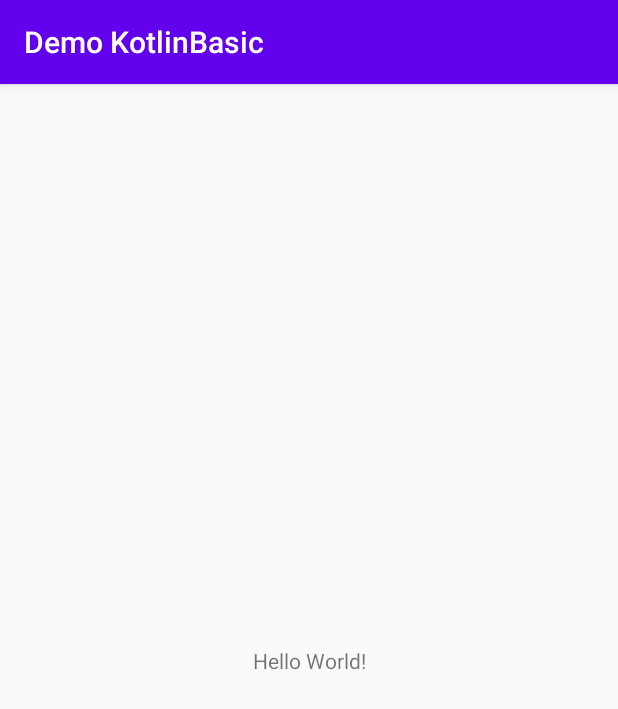
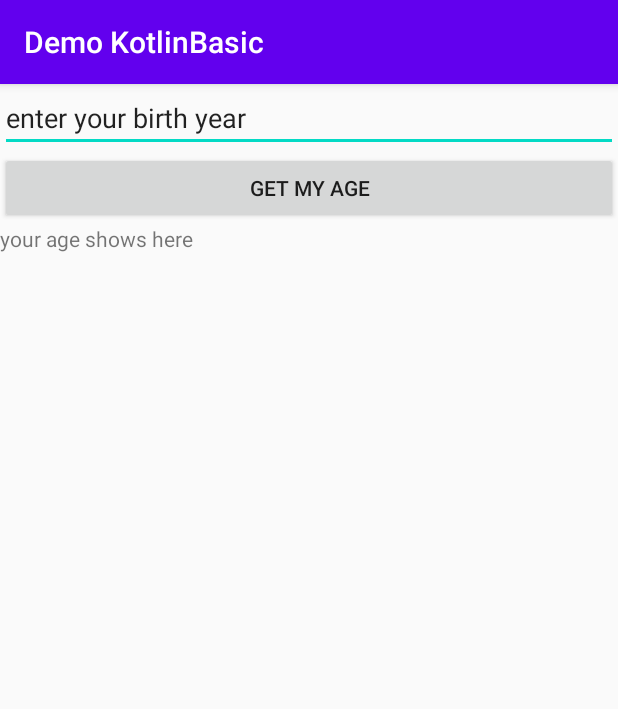
Before and after one commit to cheerful4ever/DemoKotlinBasic, an Android app: the screen it shows after launch (MainActivity), on a phone screen of 412 x 824 dp. Shown: the top 709 px of the screen. Run offline under Robolectric (Android 15) with nearby library versions, the phone set to English and light mode, and no system bars; libraries missing offline, so code that uses them is left out: sg.edu.rp.

Commit message:
activities 1 - 1000

```diff
--- a/app/src/main/res/layout/activity_main.xml
+++ b/app/src/main/res/layout/activity_main.xml
@@ -1,18 +1,30 @@
 <?xml version="1.0" encoding="utf-8"?>
-<androidx.constraintlayout.widget.ConstraintLayout xmlns:android="http://schemas.android.com/apk/res/android"
+<LinearLayout xmlns:android="http://schemas.android.com/apk/res/android"
     xmlns:app="http://schemas.android.com/apk/res-auto"
     xmlns:tools="http://schemas.android.com/tools"
     android:layout_width="match_parent"
     android:layout_height="match_parent"
-    tools:context=".MainActivity">
+    android:orientation="vertical"
+    tools:context=".MainActivity" >
+
+    <EditText
+        android:id="@+id/etDOB"
+        android:layout_width="match_parent"
+        android:layout_height="wrap_content"
+        android:ems="10"
+        android:inputType="textPersonName"
+        android:text="enter your birth year" />
+
+    <Button
+        android:id="@+id/btnGetAge"
+        android:layout_width="match_parent"
+        android:layout_height="wrap_content"
+        android:text="Get my age" />
 
     <TextView
-        android:layout_width="wrap_content"
+        android:id="@+id/tvShowAge"
+        android:layout_width="match_parent"
         android:layout_height="wrap_content"
-        android:text="Hello World!"
-        app:layout_constraintBottom_toBottomOf="parent"
-        app:layout_constraintLeft_toLeftOf="parent"
-        app:layout_constraintRight_toRightOf="parent"
-        app:layout_constraintTop_toTopOf="parent" />
+        android:text="your age shows here" />
 
-</androidx.constraintlayout.widget.ConstraintLayout>
+</LinearLayout>
```
Also changed, not shown: app/src/main/java/sg/edu/rp/webservices/demokotlinbasic/MainActivity.kt (+26 -0 lines).
